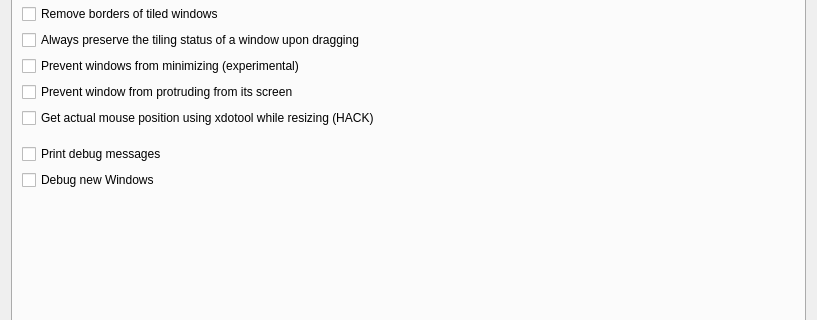
uberkael/krohnkite, file res/config.ui: the form before one commit; both pictures show x 0 to 817 and y 290 to 610 of the 817 by 1157 pixel window.
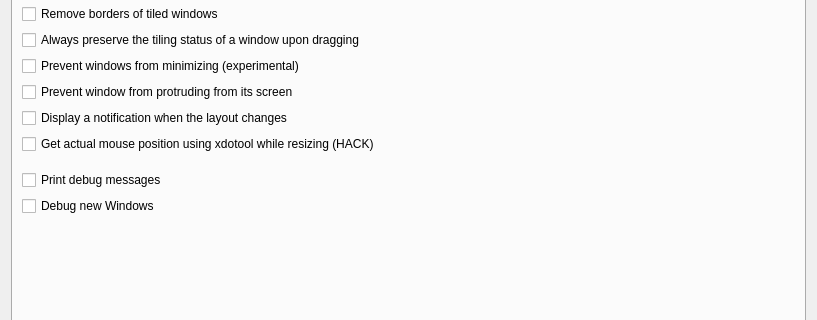
The form after the commit. The open tabs and pages were chosen to show the change.

Commit message: Add checkbox to toggle layout notifications in config.ui

The edit to the form file:
```diff
--- a/res/config.ui
+++ b/res/config.ui
@@ -1292,6 +1292,13 @@
          </property>
         </widget>
        </item>
+       <item>
+        <widget class="QCheckBox" name="kcfg_displayLayoutNotification">
+         <property name="text">
+          <string>Display a notification when the layout changes</string>
+         </property>
+        </widget>
+       </item>
        <item>
         <widget class="QCheckBox" name="kcfg_pollMouseXdotool">
          <property name="toolTip">
```
The commit also changes 4 other files.
